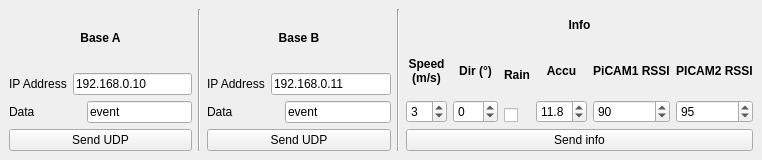
This is F3FChrono/gui/simulate_base.ui in jomarin38/F3FChrono as Qt 5 draws it before an edit. The edited form follows.
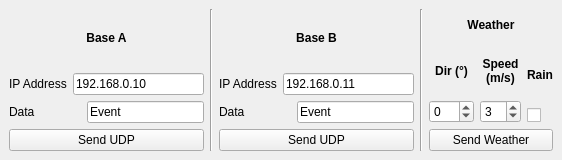
This is the edited form.

Commit message: adding weather simulation mode by udp message adding weather rules adding arduino I2C class first test

```diff
--- a/F3FChrono/gui/simulate_base.ui
+++ b/F3FChrono/gui/simulate_base.ui
@@ -6,7 +6,7 @@
    <rect>
     <x>0</x>
     <y>0</y>
-    <width>762</width>
+    <width>562</width>
     <height>160</height>
    </rect>
   </property>
@@ -77,7 +77,7 @@
           <item>
            <widget class="QLineEdit" name="data_A">
             <property name="text">
-             <string>event</string>
+             <string>Event</string>
             </property>
            </widget>
           </item>
@@ -153,7 +153,7 @@
           <item>
            <widget class="QLineEdit" name="data_B">
             <property name="text">
-             <string>event</string>
+             <string>Event</string>
             </property>
            </widget>
           </item>
@@ -204,7 +204,7 @@
            </font>
           </property>
           <property name="text">
-           <string>Info</string>
+           <string>Weather</string>
           </property>
           <property name="alignment">
            <set>Qt::AlignCenter</set>
@@ -213,6 +213,45 @@
         </item>
         <item>
          <layout class="QHBoxLayout" name="horizontalLayout_6">
+          <item>
+           <layout class="QVBoxLayout" name="verticalLayout_6">
+            <item>
+             <widget class="QLabel" name="label_7">
+              <property name="minimumSize">
+               <size>
+                <width>0</width>
+                <height>15</height>
+               </size>
+              </property>
+              <property name="font">
+               <font>
+                <weight>75</weight>
+                <bold>true</bold>
+               </font>
+              </property>
+              <property name="text">
+               <string>Dir (°)</string>
+              </property>
+              <property name="alignment">
+               <set>Qt::AlignCenter</set>
+              </property>
+             </widget>
+            </item>
+            <item>
+             <widget class="QSpinBox" name="wind_dir">
+              <property name="enabled">
+               <bool>true</bool>
+              </property>
+              <property name="minimum">
+               <number>-90</number>
+              </property>
+              <property name="maximum">
+               <number>90</number>
+              </property>
+             </widget>
+            </item>
+           </layout>
+          </item>
           <item>
            <layout class="QVBoxLayout" name="verticalLayout_4">
             <item>
@@ -256,45 +295,6 @@
             </item>
            </layout>
           </item>
-          <item>
-           <layout class="QVBoxLayout" name="verticalLayout_6">
-            <item>
-             <widget class="QLabel" name="label_7">
-              <property name="minimumSize">
-               <size>
-                <width>0</width>
-                <height>15</height>
-               </size>
-              </property>
-              <property name="font">
-               <font>
-                <weight>75</weight>
-                <bold>true</bold>
-               </font>
-              </property>
-              <property name="text">
-               <string>Dir (°)</string>
-              </property>
-              <property name="alignment">
-               <set>Qt::AlignCenter</set>
-              </property>
-             </widget>
-            </item>
-            <item>
-             <widget class="QSpinBox" name="wind_dir">
-              <property name="enabled">
-               <bool>true</bool>
-              </property>
-              <property name="minimum">
-               <number>-90</number>
-              </property>
-              <property name="maximum">
-               <number>90</number>
-              </property>
-             </widget>
-            </item>
-           </layout>
-          </item>
           <item>
            <layout class="QVBoxLayout" name="verticalLayout_3">
             <item>
@@ -322,145 +322,12 @@
             </item>
            </layout>
           </item>
-          <item>
-           <layout class="QVBoxLayout" name="verticalLayout_14">
-            <item>
-             <widget class="QLabel" name="label_22">
-              <property name="minimumSize">
-               <size>
-                <width>0</width>
-                <height>15</height>
-               </size>
-              </property>
-              <property name="maximumSize">
-               <size>
-                <width>16777215</width>
-                <height>16777215</height>
-               </size>
-              </property>
-              <property name="font">
-               <font>
-                <weight>75</weight>
-                <bold>true</bold>
-               </font>
-              </property>
-              <property name="text">
-               <string>Accu</string>
-              </property>
-              <property name="alignment">
-               <set>Qt::AlignCenter</set>
-              </property>
-             </widget>
-            </item>
-            <item>
-             <widget class="QDoubleSpinBox" name="AccuRace">
-              <property name="decimals">
-               <number>1</number>
-              </property>
-              <property name="minimum">
-               <double>9.000000000000000</double>
-              </property>
-              <property name="maximum">
-               <double>12.600000000000000</double>
-              </property>
-              <property name="singleStep">
-               <double>0.100000000000000</double>
-              </property>
-              <property name="value">
-               <double>11.800000000000001</double>
-              </property>
-             </widget>
-            </item>
-           </layout>
-          </item>
-          <item>
-           <layout class="QVBoxLayout" name="verticalLayout_15">
-            <item>
-             <widget class="QLabel" name="label_23">
-              <property name="minimumSize">
-               <size>
-                <width>0</width>
-                <height>15</height>
-               </size>
-              </property>
-              <property name="font">
-               <font>
-                <weight>75</weight>
-                <bold>true</bold>
-               </font>
-              </property>
-              <property name="text">
-               <string>PiCAM1 RSSI</string>
-              </property>
-              <property name="alignment">
-               <set>Qt::AlignCenter</set>
-              </property>
-             </widget>
-            </item>
-            <item>
-             <widget class="QSpinBox" name="rssi_picam1">
-              <property name="enabled">
-               <bool>true</bool>
-              </property>
-              <property name="minimum">
-               <number>0</number>
-              </property>
-              <property name="maximum">
-               <number>100</number>
-              </property>
-              <property name="value">
-               <number>90</number>
-              </property>
-             </widget>
-            </item>
-           </layout>
-          </item>
-          <item>
-           <layout class="QHBoxLayout" name="horizontalLayout_13">
-            <item>
-             <layout class="QVBoxLayout" name="verticalLayout_16">
-              <item>
-               <widget class="QLabel" name="label_24">
-                <property name="font">
-                 <font>
-                  <weight>75</weight>
-                  <bold>true</bold>
-                 </font>
-                </property>
-                <property name="text">
-                 <string>PICAM2 RSSI</string>
-                </property>
-                <property name="alignment">
-                 <set>Qt::AlignCenter</set>
-                </property>
-               </widget>
-              </item>
-              <item>
-               <widget class="QSpinBox" name="rssi_picam2">
-                <property name="enabled">
-                 <bool>true</bool>
-                </property>
-                <property name="minimum">
-                 <number>0</number>
-                </property>
-                <property name="maximum">
-                 <number>100</number>
-                </property>
-                <property name="value">
-                 <number>95</number>
-                </property>
-               </widget>
-              </item>
-             </layout>
-            </item>
-           </layout>
-          </item>
          </layout>
         </item>
         <item>
          <widget class="QPushButton" name="btn_send_wind">
           <property name="text">
-           <string>Send info</string>
+           <string>Send Weather</string>
           </property>
          </widget>
         </item>
```
The commit also changes 8 other files.
